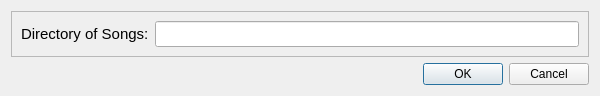
Before: the Qt Designer form Prefs.ui in carlbeech/OpenSongViewer, drawn with Qt 5.
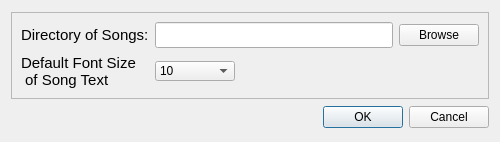
After: the same form once the commit is applied.

Commit message: Version 0.2 * Added browse button to preferences dialog * Code cleanup * Updated to work on linux environment * Preferences data structure uses dictionary rather than array - auto converts preferences file.

Diff of the .ui file:
```diff
--- a/Prefs.ui
+++ b/Prefs.ui
@@ -6,16 +6,28 @@
    <rect>
     <x>0</x>
     <y>0</y>
-    <width>600</width>
-    <height>80</height>
+    <width>500</width>
+    <height>142</height>
    </rect>
   </property>
   <property name="windowTitle">
    <string>Dialog</string>
   </property>
-  <layout class="QGridLayout" name="gridLayout_2">
-   <item row="0" column="0">
+  <layout class="QVBoxLayout" name="verticalLayout">
+   <item>
     <widget class="QFrame" name="frame">
+     <property name="sizePolicy">
+      <sizepolicy hsizetype="Maximum" vsizetype="Maximum">
+       <horstretch>0</horstretch>
+       <verstretch>0</verstretch>
+      </sizepolicy>
+     </property>
+     <property name="maximumSize">
+      <size>
+       <width>2000</width>
+       <height>16777215</height>
+      </size>
+     </property>
      <property name="frameShape">
       <enum>QFrame::StyledPanel</enum>
      </property>
@@ -44,10 +56,75 @@
         </property>
        </widget>
       </item>
+      <item row="0" column="2">
+       <widget class="QPushButton" name="pushBrowse">
+        <property name="text">
+         <string>Browse</string>
+        </property>
+       </widget>
+      </item>
+      <item row="1" column="0">
+       <widget class="QLabel" name="label_2">
+        <property name="font">
+         <font>
+          <pointsize>11</pointsize>
+         </font>
+        </property>
+        <property name="text">
+         <string>Default Font Size
+ of Song Text</string>
+        </property>
+       </widget>
+      </item>
+      <item row="1" column="1">
+       <widget class="QComboBox" name="comboBox">
+        <property name="maximumSize">
+         <size>
+          <width>80</width>
+          <height>20</height>
+         </size>
+        </property>
+        <item>
+         <property name="text">
+          <string>10</string>
+         </property>
+        </item>
+        <item>
+         <property name="text">
+          <string>15</string>
+         </property>
+        </item>
+        <item>
+         <property name="text">
+          <string>20</string>
+         </property>
+        </item>
+        <item>
+         <property name="text">
+          <string>25</string>
+         </property>
+        </item>
+        <item>
+         <property name="text">
+          <string>30</string>
+         </property>
+        </item>
+        <item>
+         <property name="text">
+          <string>35</string>
+         </property>
+        </item>
+        <item>
+         <property name="text">
+          <string>40</string>
+         </property>
+        </item>
+       </widget>
+      </item>
      </layout>
     </widget>
    </item>
-   <item row="1" column="0">
+   <item>
     <widget class="QDialogButtonBox" name="buttonBox">
      <property name="orientation">
       <enum>Qt::Horizontal</enum>
```
The commit also changes 6 other files.
